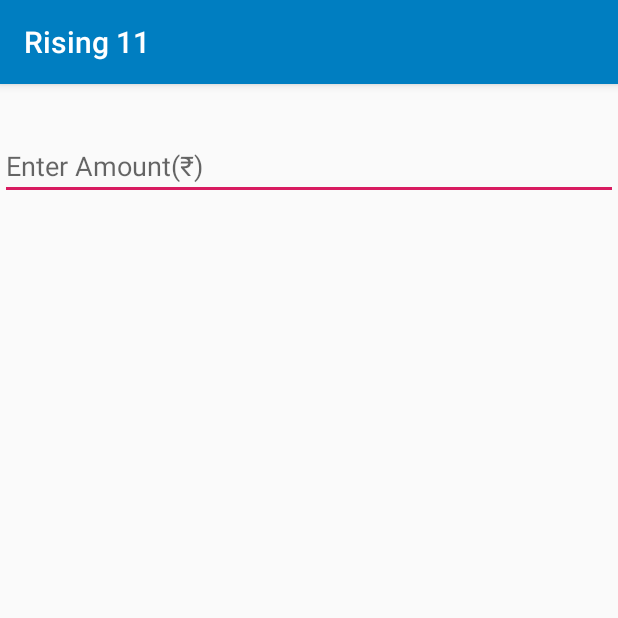
After one commit to Rajat-dey/Rising11, an Android app: the AddCashActivity screen opened directly, with no data from a screen before it, on a phone screen of 412 x 824 dp, the top half of it. The commit adds this screen. Run offline under Robolectric (Android 15) with nearby library versions, the phone set to English and light mode, and no system bars.

Commit message:
craete add cash activity

```diff
--- /dev/null
+++ b/app/src/main/java/com/line/rising11/AddCashActivity.java
@@ -0,0 +1,13 @@
+package com.line.rising11;
+
+import android.support.v7.app.AppCompatActivity;
+import android.os.Bundle;
+
+public class AddCashActivity extends AppCompatActivity {
+
+    @Override
+    protected void onCreate(Bundle savedInstanceState) {
+        super.onCreate(savedInstanceState);
+        setContentView(R.layout.activity_add_cash);
+    }
+}
--- /dev/null
+++ b/app/src/main/res/layout/activity_add_cash.xml
@@ -0,0 +1,17 @@
+<?xml version="1.0" encoding="utf-8"?>
+<LinearLayout xmlns:android="http://schemas.android.com/apk/res/android"
+    xmlns:app="http://schemas.android.com/apk/res-auto"
+    xmlns:tools="http://schemas.android.com/tools"
+    android:layout_width="match_parent"
+    android:layout_height="match_parent"
+    tools:context="com.line.rising11.AddCashActivity">
+    <EditText
+        android:layout_width="match_parent"
+        android:layout_height="wrap_content"
+        android:hint="Enter Amount(₹)"
+        android:layout_marginTop="32dp"
+        android:layout_weight="1"/>
+
+
+
+</LinearLayout>
--- a/app/src/main/res/values/strings.xml
+++ b/app/src/main/res/values/strings.xml
@@ -24,4 +24,9 @@
 
     <!-- TODO: Remove or change this placeholder text -->
     <string name="hello_blank_fragment">Hello blank fragment</string>
+
+    <!-- apis-->
+    <string name="signup">http://rising11.com/apps/apis/register-user.php</string>
+    <string name="signin">http://rising11.com/apps/apis/login.php</string>
+
 </resources>
```
Also changed, not shown: app/src/main/AndroidManifest.xml (+8 -1 lines), app/src/main/java/com/line/rising11/Login.java (+76 -2 lines), app/src/main/java/com/line/rising11/SignIn.java (+10 -0 lines), app/src/main/java/com/line/rising11/SignUp.java (+94 -1 lines).
